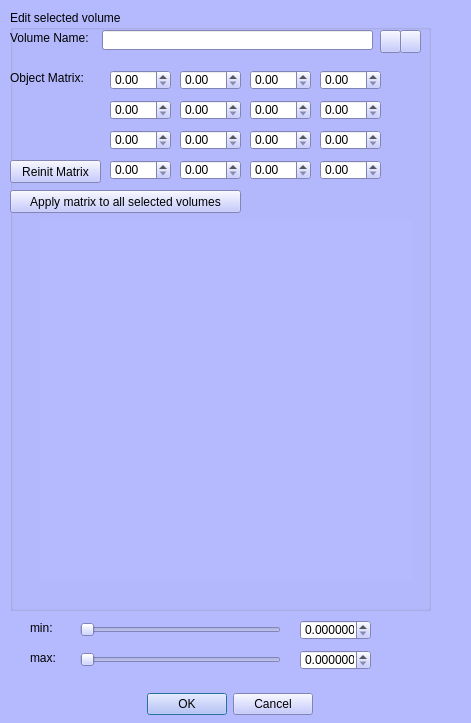
Above: MorphoDig/Qt/mqEditVolumeDialog.ui from morphomuseum/MorphoDig before the change. Below: the same form after it.
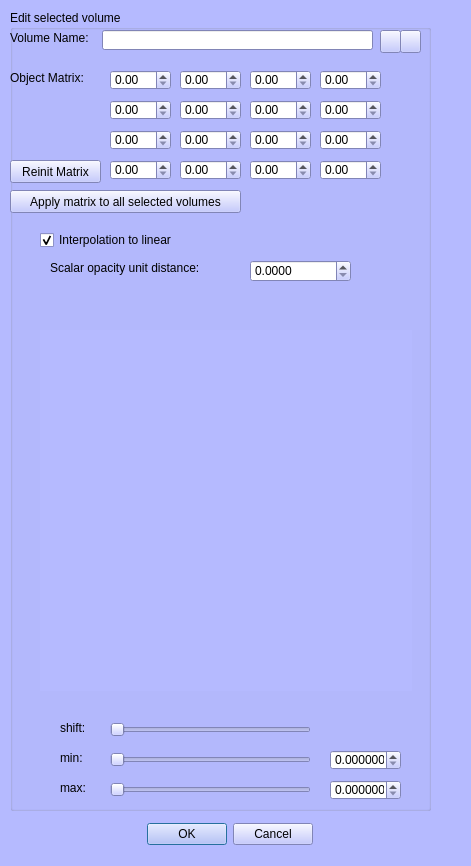
That is the form after the change. Icons and pictures are not drawn. Custom widgets are drawn as their Qt base class.

Commit message: Interpolation and scalar opacity unit distance modified

The edit to the form file:
```diff
--- a/MorphoDig/Qt/mqEditVolumeDialog.ui
+++ b/MorphoDig/Qt/mqEditVolumeDialog.ui
@@ -7,7 +7,7 @@
     <x>0</x>
     <y>0</y>
     <width>471</width>
-    <height>723</height>
+    <height>866</height>
    </rect>
   </property>
   <property name="palette">
@@ -459,7 +459,7 @@
    <property name="geometry">
     <rect>
      <x>120</x>
-     <y>690</y>
+     <y>820</y>
      <width>195</width>
      <height>30</height>
     </rect>
@@ -472,7 +472,7 @@
      <x>10</x>
      <y>10</y>
      <width>421</width>
-     <height>601</height>
+     <height>801</height>
     </rect>
    </property>
    <property name="title">
@@ -740,7 +740,7 @@
     <property name="geometry">
      <rect>
       <x>30</x>
-      <y>210</y>
+      <y>320</y>
       <width>372</width>
       <height>361</height>
      </rect>
@@ -795,12 +795,161 @@
      </layout>
     </widget>
    </widget>
+   <widget class="QDoubleSlider" name="sliderMin">
+    <property name="geometry">
+     <rect>
+      <x>100</x>
+      <y>740</y>
+      <width>201</width>
+      <height>19</height>
+     </rect>
+    </property>
+    <property name="orientation">
+     <enum>Qt::Horizontal</enum>
+    </property>
+   </widget>
+   <widget class="QDoubleSpinBox" name="currentMax">
+    <property name="geometry">
+     <rect>
+      <x>320</x>
+      <y>770</y>
+      <width>71</width>
+      <height>20</height>
+     </rect>
+    </property>
+    <property name="decimals">
+     <number>6</number>
+    </property>
+   </widget>
+   <widget class="QLabel" name="label_4">
+    <property name="geometry">
+     <rect>
+      <x>50</x>
+      <y>740</y>
+      <width>31</width>
+      <height>16</height>
+     </rect>
+    </property>
+    <property name="text">
+     <string>min: </string>
+    </property>
+   </widget>
+   <widget class="QLabel" name="label_5">
+    <property name="geometry">
+     <rect>
+      <x>50</x>
+      <y>770</y>
+      <width>31</width>
+      <height>16</height>
+     </rect>
+    </property>
+    <property name="text">
+     <string>max: </string>
+    </property>
+   </widget>
+   <widget class="QDoubleSpinBox" name="currentMin">
+    <property name="geometry">
+     <rect>
+      <x>320</x>
+      <y>740</y>
+      <width>71</width>
+      <height>20</height>
+     </rect>
+    </property>
+    <property name="decimals">
+     <number>6</number>
+    </property>
+   </widget>
+   <widget class="QDoubleSlider" name="sliderMax">
+    <property name="geometry">
+     <rect>
+      <x>100</x>
+      <y>770</y>
+      <width>201</width>
+      <height>19</height>
+     </rect>
+    </property>
+    <property name="orientation">
+     <enum>Qt::Horizontal</enum>
+    </property>
+   </widget>
+   <widget class="QCheckBox" name="interpolationToLinear">
+    <property name="geometry">
+     <rect>
+      <x>30</x>
+      <y>220</y>
+      <width>161</width>
+      <height>20</height>
+     </rect>
+    </property>
+    <property name="text">
+     <string>Interpolation to linear</string>
+    </property>
+    <property name="checked">
+     <bool>true</bool>
+    </property>
+   </widget>
+   <widget class="QDoubleSpinBox" name="scalarOpacityUnitDistance">
+    <property name="geometry">
+     <rect>
+      <x>240</x>
+      <y>250</y>
+      <width>101</width>
+      <height>22</height>
+     </rect>
+    </property>
+    <property name="decimals">
+     <number>4</number>
+    </property>
+    <property name="singleStep">
+     <double>0.200000000000000</double>
+    </property>
+   </widget>
+   <widget class="QLabel" name="label_2">
+    <property name="geometry">
+     <rect>
+      <x>40</x>
+      <y>250</y>
+      <width>171</width>
+      <height>16</height>
+     </rect>
+    </property>
+    <property name="text">
+     <string>Scalar opacity unit distance:</string>
+    </property>
+   </widget>
+   <widget class="QDoubleSlider" name="shift">
+    <property name="geometry">
+     <rect>
+      <x>100</x>
+      <y>710</y>
+      <width>201</width>
+      <height>19</height>
+     </rect>
+    </property>
+    <property name="orientation">
+     <enum>Qt::Horizontal</enum>
+    </property>
+   </widget>
+   <widget class="QLabel" name="label_6">
+    <property name="geometry">
+     <rect>
+      <x>50</x>
+      <y>710</y>
+      <width>55</width>
+      <height>16</height>
+     </rect>
+    </property>
+    <property name="text">
+     <string>shift:</string>
+    </property>
+   </widget>
   </widget>
   <widget class="QDialogButtonBox" name="buttonBox">
    <property name="geometry">
     <rect>
      <x>120</x>
-     <y>690</y>
+     <y>820</y>
      <width>193</width>
      <height>28</height>
     </rect>
@@ -812,84 +961,6 @@
     <set>QDialogButtonBox::Cancel|QDialogButtonBox::Ok</set>
    </property>
   </widget>
-  <widget class="QDoubleSpinBox" name="currentMin">
-   <property name="geometry">
-    <rect>
-     <x>300</x>
-     <y>620</y>
-     <width>71</width>
-     <height>20</height>
-    </rect>
-   </property>
-   <property name="decimals">
-    <number>6</number>
-   </property>
-  </widget>
-  <widget class="QDoubleSlider" name="sliderMax">
-   <property name="geometry">
-    <rect>
-     <x>80</x>
-     <y>650</y>
-     <width>201</width>
-     <height>19</height>
-    </rect>
-   </property>
-   <property name="orientation">
-    <enum>Qt::Horizontal</enum>
-   </property>
-  </widget>
-  <widget class="QLabel" name="label_4">
-   <property name="geometry">
-    <rect>
-     <x>30</x>
-     <y>620</y>
-     <width>31</width>
-     <height>16</height>
-    </rect>
-   </property>
-   <property name="text">
-    <string>min: </string>
-   </property>
-  </widget>
-  <widget class="QLabel" name="label_5">
-   <property name="geometry">
-    <rect>
-     <x>30</x>
-     <y>650</y>
-     <width>31</width>
-     <height>16</height>
-    </rect>
-   </property>
-   <property name="text">
-    <string>max: </string>
-   </property>
-  </widget>
-  <widget class="QDoubleSpinBox" name="currentMax">
-   <property name="geometry">
-    <rect>
-     <x>300</x>
-     <y>650</y>
-     <width>71</width>
-     <height>20</height>
-    </rect>
-   </property>
-   <property name="decimals">
-    <number>6</number>
-   </property>
-  </widget>
-  <widget class="QDoubleSlider" name="sliderMin">
-   <property name="geometry">
-    <rect>
-     <x>80</x>
-     <y>620</y>
-     <width>201</width>
-     <height>19</height>
-    </rect>
-   </property>
-   <property name="orientation">
-    <enum>Qt::Horizontal</enum>
-   </property>
-  </widget>
  </widget>
  <customwidgets>
   <customwidget>
```
The commit also changes 3 other files.
